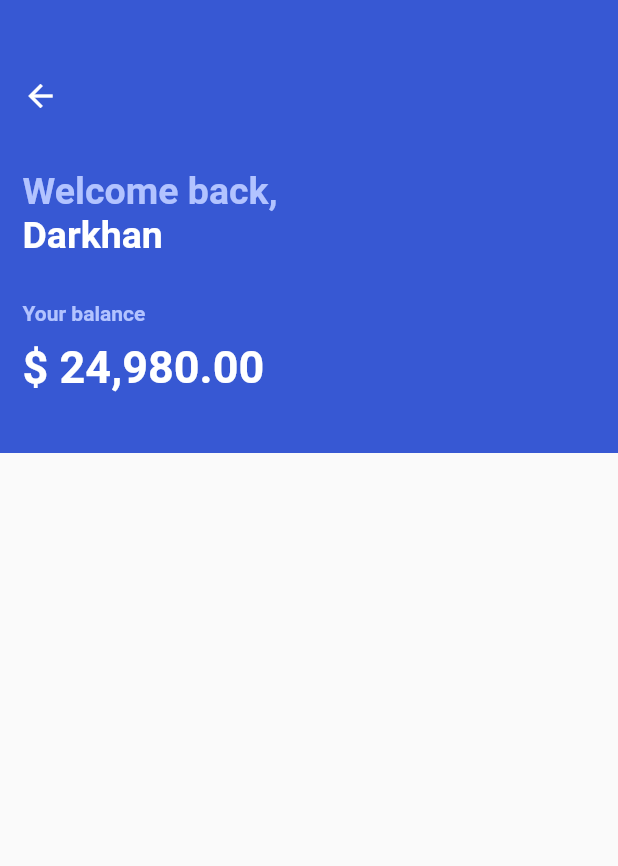
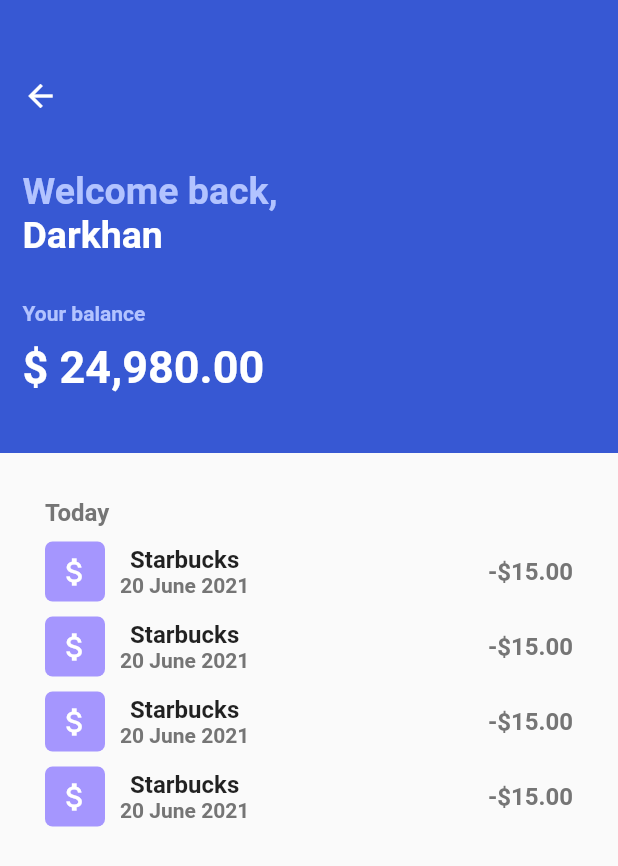
Before and after one commit to Crepiks/psb-payments, a Flutter app: the TransactionsScreen screen opened directly, on a phone screen of 412 x 824 dp. Shown: the top 866 px of the screen. Run offline on Flutter 3.47's test engine with Material 2 defaults, Android fonts, the phone set to English and light mode, and no system bars.

Commit message:
feat: implement transaction list and generating that list

```diff
--- a/lib/screens/transactions_screen.dart
+++ b/lib/screens/transactions_screen.dart
@@ -1,5 +1,6 @@
 import 'package:flutter/material.dart';
 import 'package:payments/widgets/transactions/balance_block.dart';
+import 'package:payments/widgets/transactions/transaction_list.dart';
 
 class TransactionsScreen extends StatelessWidget {
   @override
@@ -15,6 +16,7 @@
                     name: 'Darkhan',
                     balance: '24,980.00',
                   ),
+                  TransactionList(),
                 ],
               ),
             ),
--- /dev/null
+++ b/lib/widgets/transactions/transaction_list.dart
@@ -0,0 +1,97 @@
+import 'package:flutter/material.dart';
+
+class TransactionList extends StatelessWidget {
+  @override
+  Widget build(BuildContext context) {
+    return Container(
+      padding: EdgeInsets.all(30),
+      child: Column(
+        children: <Widget>[
+          Container(
+            margin: EdgeInsets.only(bottom: 10),
+            child: Align(
+              alignment: Alignment.topLeft,
+              child: Text(
+                'Today',
+                style: TextStyle(
+                  color: Colors.grey[600],
+                  fontSize: 16,
+                  fontWeight: FontWeight.bold,
+                ),
+              ),
+            ),
+          ),
+          Container(
+            height: 300,
+            child: ListView.builder(
+              itemBuilder: (context, number) => Padding(
+                padding: const EdgeInsets.only(bottom: 10),
+                child: TransactionItem(
+                  price: '15',
+                  key: UniqueKey(),
+                ),
+              ),
+              itemCount: 4,
+            ),
+          )
+        ],
+      ),
+    );
+  }
+}
+
+class TransactionItem extends StatelessWidget {
+  final String price;
+  const TransactionItem({Key? key, required this.price}) : super(key: key);
+
+  @override
+  Widget build(BuildContext context) {
+    return Container(
+      child: Row(
+        mainAxisAlignment: MainAxisAlignment.spaceBetween,
+        children: <Widget>[
+          Row(
+            children: [
+              Container(
+                width: 40,
+                height: 40,
+                margin: EdgeInsets.only(right: 10),
+                decoration: BoxDecoration(
+                  color: Color(0xFFA596FE),
+                  borderRadius: BorderRadius.circular(5),
+                ),
+                child: Icon(
+                  Icons.attach_money_sharp,
+                  color: Colors.white,
+                ),
+              ),
+              Column(
+                children: <Widget>[
+                  Text(
+                    'Starbucks',
+                    style: TextStyle(fontWeight: FontWeight.bold, fontSize: 16),
+                  ),
+                  Text(
+                    '20 June 2021',
+                    style: TextStyle(
+                      color: Colors.grey[600],
+                      fontWeight: FontWeight.bold,
+                    ),
+                  ),
+                ],
+              ),
+            ],
+          ),
+          Text(
+            '-\$$price.00',
+            style: TextStyle(
+              color: Colors.grey[600],
+              fontSize: 16,
+              fontWeight: FontWeight.bold,
+            ),
+          )
+        ],
+      ),
+    );
+  }
+}
```
